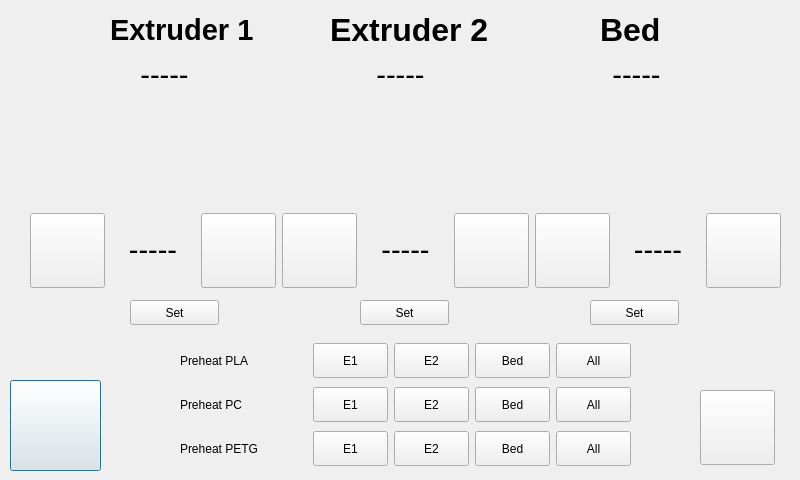
The window that ClientApp/qt/temperaturewindow.ui (re3Dprinting/touchscreen) describes before a commit, drawn with Qt 5.
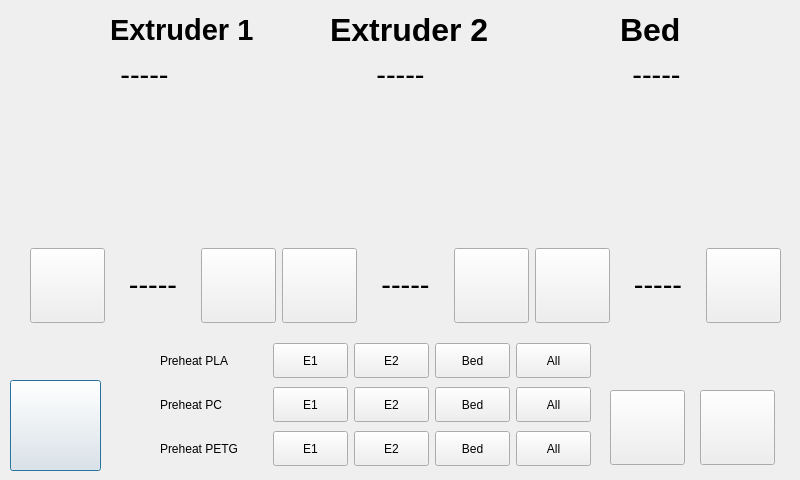
The same window after the commit. Icons and pictures are not drawn.

Patch:
```diff
--- a/ClientApp/qt/temperaturewindow.ui
+++ b/ClientApp/qt/temperaturewindow.ui
@@ -77,9 +77,9 @@
   <widget class="QWidget" name="layoutWidget">
    <property name="geometry">
     <rect>
-     <x>180</x>
+     <x>160</x>
      <y>340</y>
-     <width>451</width>
+     <width>431</width>
      <height>131</height>
     </rect>
    </property>
@@ -476,7 +476,7 @@
   <widget class="QLabel" name="bedlabel">
    <property name="geometry">
     <rect>
-     <x>600</x>
+     <x>620</x>
      <y>0</y>
      <width>81</width>
      <height>61</height>
@@ -489,10 +489,10 @@
   <widget class="QLabel" name="e2img">
    <property name="geometry">
     <rect>
-     <x>360</x>
+     <x>340</x>
      <y>100</y>
-     <width>111</width>
-     <height>111</height>
+     <width>131</width>
+     <height>131</height>
     </rect>
    </property>
    <property name="text">
@@ -508,10 +508,10 @@
   <widget class="QLabel" name="e1img">
    <property name="geometry">
     <rect>
-     <x>130</x>
+     <x>100</x>
      <y>100</y>
-     <width>111</width>
-     <height>111</height>
+     <width>131</width>
+     <height>131</height>
     </rect>
    </property>
    <property name="text">
@@ -527,68 +527,29 @@
   <widget class="QLabel" name="bedimg">
    <property name="geometry">
     <rect>
-     <x>580</x>
-     <y>100</y>
-     <width>111</width>
-     <height>111</height>
-    </rect>
-   </property>
-   <property name="text">
-    <string/>
-   </property>
-   <property name="pixmap">
-    <pixmap>img/bed_unheated.png</pixmap>
-   </property>
-   <property name="scaledContents">
-    <bool>true</bool>
-   </property>
-  </widget>
-  <widget class="QPushButton" name="e1setbutton">
-   <property name="geometry">
-    <rect>
-     <x>130</x>
-     <y>300</y>
-     <width>89</width>
-     <height>25</height>
-    </rect>
-   </property>
-   <property name="text">
-    <string>Set</string>
-   </property>
-  </widget>
-  <widget class="QPushButton" name="e2setbutton">
-   <property name="geometry">
-    <rect>
-     <x>360</x>
-     <y>300</y>
-     <width>89</width>
-     <height>25</height>
-    </rect>
-   </property>
-   <property name="text">
-    <string>Set</string>
-   </property>
-  </widget>
-  <widget class="QPushButton" name="bedsetbutton">
-   <property name="geometry">
-    <rect>
      <x>590</x>
-     <y>300</y>
-     <width>89</width>
-     <height>25</height>
+     <y>100</y>
+     <width>131</width>
+     <height>131</height>
     </rect>
    </property>
    <property name="text">
-    <string>Set</string>
+    <string/>
+   </property>
+   <property name="pixmap">
+    <pixmap>img/bed_unheated.png</pixmap>
+   </property>
+   <property name="scaledContents">
+    <bool>true</bool>
    </property>
   </widget>
   <widget class="QWidget" name="layoutWidget">
    <property name="geometry">
     <rect>
      <x>30</x>
-     <y>210</y>
+     <y>240</y>
      <width>751</width>
-     <height>81</height>
+     <height>91</height>
     </rect>
    </property>
    <layout class="QHBoxLayout" name="horizontalLayout_7">
@@ -768,9 +729,9 @@
   <widget class="QWidget" name="layoutWidget">
    <property name="geometry">
     <rect>
-     <x>140</x>
+     <x>120</x>
      <y>50</y>
-     <width>521</width>
+     <width>561</width>
      <height>51</height>
     </rect>
    </property>
@@ -853,6 +814,35 @@
     </size>
    </property>
   </widget>
+  <widget class="QPushButton" name="Fan">
+   <property name="geometry">
+    <rect>
+     <x>610</x>
+     <y>390</y>
+     <width>75</width>
+     <height>75</height>
+    </rect>
+   </property>
+   <property name="maximumSize">
+    <size>
+     <width>75</width>
+     <height>75</height>
+    </size>
+   </property>
+   <property name="text">
+    <string/>
+   </property>
+   <property name="icon">
+    <iconset>
+     <normaloff>img/fanoff.png</normaloff>img/fanoff.png</iconset>
+   </property>
+   <property name="iconSize">
+    <size>
+     <width>65</width>
+     <height>65</height>
+    </size>
+   </property>
+  </widget>
  </widget>
  <resources/>
  <connections/>
```
